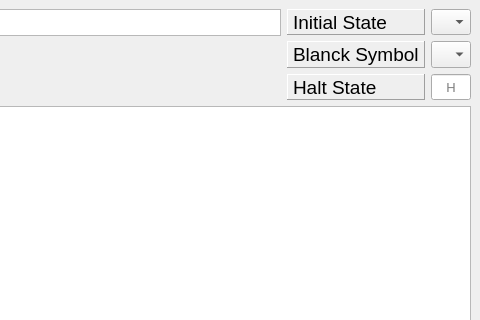
Above: Qt/TuringsMachineSimulator/randommachines.ui from fabioalves98/TuringsMachineGenerator before the change; both pictures show x 320 to 800 and y 0 to 320 of the 800 by 567 pixel window. Below: the same form after it.
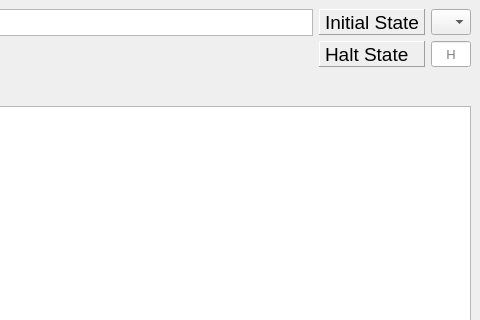
That is the form after the change.

```diff
--- a/Qt/TuringsMachineSimulator/randommachines.ui
+++ b/Qt/TuringsMachineSimulator/randommachines.ui
@@ -204,7 +204,7 @@
           <property name="minimumSize">
            <size>
             <width>0</width>
-            <height>0</height>
+            <height>26</height>
            </size>
           </property>
           <property name="maximumSize">
@@ -232,45 +232,12 @@
           </property>
          </widget>
         </item>
-        <item>
-         <widget class="QLabel" name="label_2">
-          <property name="minimumSize">
-           <size>
-            <width>0</width>
-            <height>0</height>
-           </size>
-          </property>
-          <property name="maximumSize">
-           <size>
-            <width>16777215</width>
-            <height>16777215</height>
-           </size>
-          </property>
-          <property name="font">
-           <font>
-            <pointsize>14</pointsize>
-           </font>
-          </property>
-          <property name="frameShape">
-           <enum>QFrame::Panel</enum>
-          </property>
-          <property name="frameShadow">
-           <enum>QFrame::Raised</enum>
-          </property>
-          <property name="text">
-           <string>Blanck Symbol</string>
-          </property>
-          <property name="alignment">
-           <set>Qt::AlignLeading|Qt::AlignLeft|Qt::AlignVCenter</set>
-          </property>
-         </widget>
-        </item>
         <item>
          <widget class="QLabel" name="label_3">
           <property name="minimumSize">
            <size>
             <width>0</width>
-            <height>0</height>
+            <height>26</height>
            </size>
           </property>
           <property name="maximumSize">
@@ -298,6 +265,22 @@
           </property>
          </widget>
         </item>
+        <item>
+         <spacer name="verticalSpacer">
+          <property name="orientation">
+           <enum>Qt::Vertical</enum>
+          </property>
+          <property name="sizeType">
+           <enum>QSizePolicy::Preferred</enum>
+          </property>
+          <property name="sizeHint" stdset="0">
+           <size>
+            <width>20</width>
+            <height>40</height>
+           </size>
+          </property>
+         </spacer>
+        </item>
        </layout>
       </item>
       <item>
@@ -313,34 +296,7 @@
           <property name="minimumSize">
            <size>
             <width>40</width>
-            <height>0</height>
-           </size>
-          </property>
-          <property name="maximumSize">
-           <size>
-            <width>16777215</width>
-            <height>16777215</height>
-           </size>
-          </property>
-          <property name="font">
-           <font>
-            <pointsize>10</pointsize>
-           </font>
-          </property>
-         </widget>
-        </item>
-        <item>
-         <widget class="QComboBox" name="blanckSyCBox">
-          <property name="sizePolicy">
-           <sizepolicy hsizetype="Ignored" vsizetype="Preferred">
-            <horstretch>0</horstretch>
-            <verstretch>0</verstretch>
-           </sizepolicy>
-          </property>
-          <property name="minimumSize">
-           <size>
-            <width>40</width>
-            <height>0</height>
+            <height>26</height>
            </size>
           </property>
           <property name="maximumSize">
@@ -367,7 +323,7 @@
           <property name="minimumSize">
            <size>
             <width>40</width>
-            <height>0</height>
+            <height>26</height>
            </size>
           </property>
           <property name="maximumSize">
@@ -389,6 +345,22 @@
           </property>
          </widget>
         </item>
+        <item>
+         <spacer name="verticalSpacer_2">
+          <property name="orientation">
+           <enum>Qt::Vertical</enum>
+          </property>
+          <property name="sizeType">
+           <enum>QSizePolicy::Preferred</enum>
+          </property>
+          <property name="sizeHint" stdset="0">
+           <size>
+            <width>20</width>
+            <height>40</height>
+           </size>
+          </property>
+         </spacer>
+        </item>
        </layout>
       </item>
      </layout>
```
